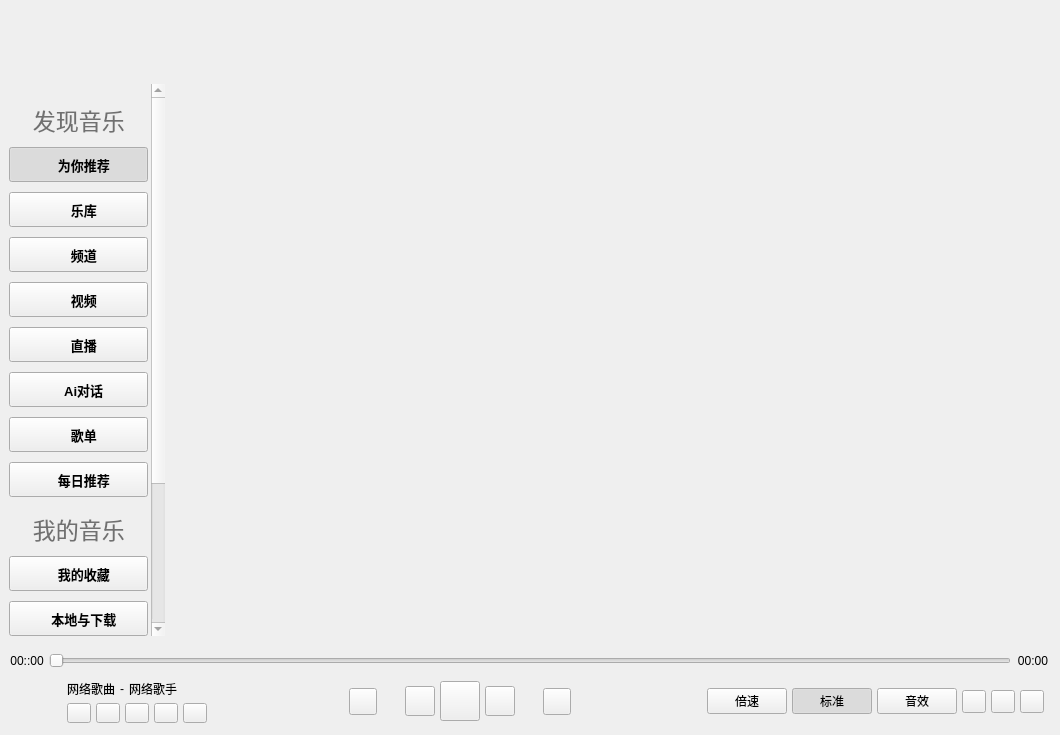
First picture: the form in KuGouClient/KuGouClient.ui, repository a-mo-xi-wei/Qt-KuGouAppClient, before the edit.
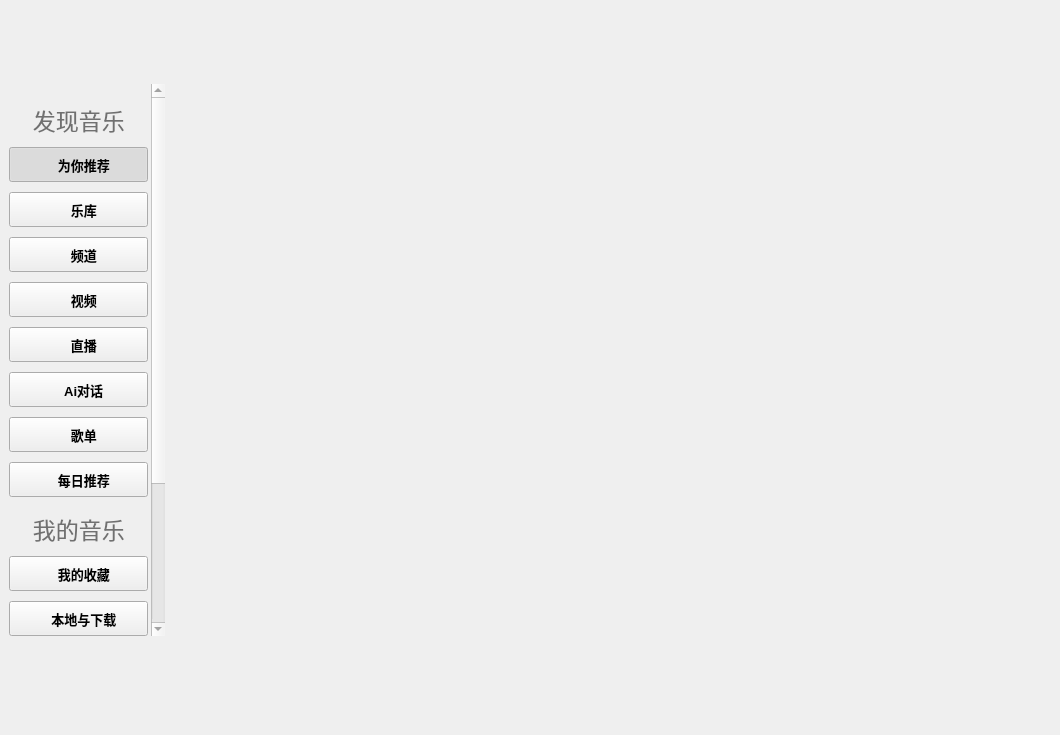
Second picture: the form after the edit. Custom widgets are drawn as their Qt base class.

```diff
--- a/KuGouClient/KuGouClient.ui
+++ b/KuGouClient/KuGouClient.ui
@@ -1019,625 +1019,6 @@
      <property name="mouseTracking">
       <bool>false</bool>
      </property>
-     <layout class="QVBoxLayout" name="verticalLayout_6">
-      <property name="leftMargin">
-       <number>7</number>
-      </property>
-      <property name="topMargin">
-       <number>7</number>
-      </property>
-      <property name="rightMargin">
-       <number>7</number>
-      </property>
-      <property name="bottomMargin">
-       <number>5</number>
-      </property>
-      <item>
-       <layout class="QHBoxLayout" name="processLayout">
-        <property name="spacing">
-         <number>2</number>
-        </property>
-        <item>
-         <widget class="QLabel" name="position_label">
-          <property name="minimumSize">
-           <size>
-            <width>40</width>
-            <height>0</height>
-           </size>
-          </property>
-          <property name="text">
-           <string>00::00</string>
-          </property>
-          <property name="alignment">
-           <set>Qt::AlignCenter</set>
-          </property>
-         </widget>
-        </item>
-        <item>
-         <widget class="ElaSlider" name="progressSlider">
-          <property name="sizePolicy">
-           <sizepolicy hsizetype="Expanding" vsizetype="Fixed">
-            <horstretch>0</horstretch>
-            <verstretch>0</verstretch>
-           </sizepolicy>
-          </property>
-          <property name="minimumSize">
-           <size>
-            <width>0</width>
-            <height>17</height>
-           </size>
-          </property>
-          <property name="maximumSize">
-           <size>
-            <width>16777215</width>
-            <height>17</height>
-           </size>
-          </property>
-          <property name="cursor">
-           <cursorShape>PointingHandCursor</cursorShape>
-          </property>
-          <property name="focusPolicy">
-           <enum>Qt::StrongFocus</enum>
-          </property>
-          <property name="minimum">
-           <number>0</number>
-          </property>
-          <property name="maximum">
-           <number>100</number>
-          </property>
-          <property name="singleStep">
-           <number>1</number>
-          </property>
-          <property name="pageStep">
-           <number>0</number>
-          </property>
-          <property name="orientation">
-           <enum>Qt::Horizontal</enum>
-          </property>
-         </widget>
-        </item>
-        <item>
-         <widget class="QLabel" name="duration_label">
-          <property name="minimumSize">
-           <size>
-            <width>40</width>
-            <height>0</height>
-           </size>
-          </property>
-          <property name="text">
-           <string>00:00</string>
-          </property>
-          <property name="alignment">
-           <set>Qt::AlignCenter</set>
-          </property>
-         </widget>
-        </item>
-       </layout>
-      </item>
-      <item>
-       <layout class="QHBoxLayout" name="play_hlayout">
-        <property name="spacing">
-         <number>5</number>
-        </property>
-        <property name="leftMargin">
-         <number>2</number>
-        </property>
-        <property name="rightMargin">
-         <number>9</number>
-        </property>
-        <property name="bottomMargin">
-         <number>2</number>
-        </property>
-        <item>
-         <widget class="QLabel" name="cover_label">
-          <property name="sizePolicy">
-           <sizepolicy hsizetype="Fixed" vsizetype="Fixed">
-            <horstretch>0</horstretch>
-            <verstretch>0</verstretch>
-           </sizepolicy>
-          </property>
-          <property name="minimumSize">
-           <size>
-            <width>48</width>
-            <height>48</height>
-           </size>
-          </property>
-          <property name="maximumSize">
-           <size>
-            <width>48</width>
-            <height>48</height>
-           </size>
-          </property>
-          <property name="toolTip">
-           <string>查看歌词写真</string>
-          </property>
-          <property name="text">
-           <string/>
-          </property>
-          <property name="scaledContents">
-           <bool>true</bool>
-          </property>
-          <property name="alignment">
-           <set>Qt::AlignCenter</set>
-          </property>
-         </widget>
-        </item>
-        <item>
-         <widget class="QWidget" name="song_info_widget" native="true">
-          <property name="sizePolicy">
-           <sizepolicy hsizetype="Fixed" vsizetype="Preferred">
-            <horstretch>0</horstretch>
-            <verstretch>0</verstretch>
-           </sizepolicy>
-          </property>
-          <property name="minimumSize">
-           <size>
-            <width>150</width>
-            <height>0</height>
-           </size>
-          </property>
-          <property name="maximumSize">
-           <size>
-            <width>150</width>
-            <height>16777215</height>
-           </size>
-          </property>
-          <layout class="QVBoxLayout" name="verticalLayout_4">
-           <property name="spacing">
-            <number>5</number>
-           </property>
-           <property name="leftMargin">
-            <number>5</number>
-           </property>
-           <property name="topMargin">
-            <number>5</number>
-           </property>
-           <property name="rightMargin">
-            <number>5</number>
-           </property>
-           <property name="bottomMargin">
-            <number>5</number>
-           </property>
-           <item>
-            <layout class="QHBoxLayout" name="singer_song_HLayout" stretch="0,0,0,0">
-             <property name="spacing">
-              <number>2</number>
-             </property>
-             <property name="rightMargin">
-              <number>0</number>
-             </property>
-             <item>
-              <widget class="QLabel" name="song_name_text">
-               <property name="sizePolicy">
-                <sizepolicy hsizetype="Preferred" vsizetype="Preferred">
-                 <horstretch>0</horstretch>
-                 <verstretch>0</verstretch>
-                </sizepolicy>
-               </property>
-               <property name="maximumSize">
-                <size>
-                 <width>100</width>
-                 <height>16777215</height>
-                </size>
-               </property>
-               <property name="text">
-                <string>网络歌曲</string>
-               </property>
-               <property name="scaledContents">
-                <bool>false</bool>
-               </property>
-               <property name="alignment">
-                <set>Qt::AlignCenter</set>
-               </property>
-              </widget>
-             </item>
-             <item>
-              <widget class="QLabel" name="label">
-               <property name="sizePolicy">
-                <sizepolicy hsizetype="Fixed" vsizetype="Preferred">
-                 <horstretch>0</horstretch>
-                 <verstretch>0</verstretch>
-                </sizepolicy>
-               </property>
-               <property name="minimumSize">
-                <size>
-                 <width>10</width>
-                 <height>0</height>
-                </size>
-               </property>
-               <property name="text">
-                <string>-</string>
-               </property>
-               <property name="scaledContents">
-                <bool>true</bool>
-               </property>
-               <property name="alignment">
-                <set>Qt::AlignCenter</set>
-               </property>
-              </widget>
-             </item>
-             <item>
-              <widget class="QLabel" name="singer_text">
-               <property name="sizePolicy">
-                <sizepolicy hsizetype="Preferred" vsizetype="Preferred">
-                 <horstretch>0</horstretch>
-                 <verstretch>0</verstretch>
-                </sizepolicy>
-               </property>
-               <property name="maximumSize">
-                <size>
-                 <width>130</width>
-                 <height>16777215</height>
-                </size>
-               </property>
-               <property name="text">
-                <string>网络歌手</string>
-               </property>
-               <property name="scaledContents">
-                <bool>false</bool>
-               </property>
-               <property name="alignment">
-                <set>Qt::AlignCenter</set>
-               </property>
-              </widget>
-             </item>
-             <item>
-              <spacer name="horizontalSpacer">
-               <property name="orientation">
-                <enum>Qt::Horizontal</enum>
-               </property>
-               <property name="sizeHint" stdset="0">
-                <size>
-                 <width>0</width>
-                 <height>0</height>
-                </size>
-               </property>
-              </spacer>
-             </item>
-            </layout>
-           </item>
-           <item>
-            <layout class="QHBoxLayout" name="song_option_HLayout">
-             <property name="rightMargin">
-              <number>0</number>
-             </property>
-             <item>
-              <widget class="QToolButton" name="love_toolButton">
-               <property name="toolTip">
-                <string/>
-               </property>
-               <property name="text">
-                <string/>
-               </property>
-               <property name="autoExclusive">
-                <bool>true</bool>
-               </property>
-              </widget>
-             </item>
-             <item>
-              <widget class="QToolButton" name="download_toolButton">
-               <property name="toolTip">
-                <string/>
-               </property>
-               <property name="text">
-                <string/>
-               </property>
-              </widget>
-             </item>
-             <item>
-              <widget class="QToolButton" name="comment_toolButton">
-               <property name="toolTip">
-                <string/>
-               </property>
-               <property name="text">
-                <string/>
-               </property>
-              </widget>
-             </item>
-             <item>
-              <widget class="QToolButton" name="share_toolButton">
-               <property name="toolTip">
-                <string/>
-               </property>
-               <property name="text">
-                <string/>
-               </property>
-              </widget>
-             </item>
-             <item>
-              <widget class="QToolButton" name="more_toolButton">
-               <property name="toolTip">
-                <string/>
-               </property>
-               <property name="text">
-                <string/>
-               </property>
-              </widget>
-             </item>
-            </layout>
-           </item>
-          </layout>
-         </widget>
-        </item>
-        <item>
-         <spacer name="horizontalSpacer_7">
-          <property name="orientation">
-           <enum>Qt::Horizontal</enum>
-          </property>
-          <property name="sizeHint" stdset="0">
-           <size>
-            <width>40</width>
-            <height>20</height>
-           </size>
-          </property>
-         </spacer>
-        </item>
-        <item>
-         <widget class="QToolButton" name="circle_toolButton">
-          <property name="toolTip">
-           <string>循环播放</string>
-          </property>
-          <property name="text">
-           <string/>
-          </property>
-          <property name="iconSize">
-           <size>
-            <width>20</width>
-            <height>20</height>
-           </size>
-          </property>
-          <property name="checkable">
-           <bool>false</bool>
-          </property>
-         </widget>
-        </item>
-        <item>
-         <spacer name="horizontalSpacer_3">
-          <property name="orientation">
-           <enum>Qt::Horizontal</enum>
-          </property>
-          <property name="sizeType">
-           <enum>QSizePolicy::Fixed</enum>
-          </property>
-          <property name="sizeHint" stdset="0">
-           <size>
-            <width>23</width>
-            <height>20</height>
-           </size>
-          </property>
-         </spacer>
-        </item>
-        <item>
-         <widget class="QToolButton" name="pre_toolButton">
-          <property name="minimumSize">
-           <size>
-            <width>30</width>
-            <height>30</height>
-           </size>
-          </property>
-          <property name="cursor">
-           <cursorShape>PointingHandCursor</cursorShape>
-          </property>
-          <property name="toolTip">
-           <string/>
-          </property>
-          <property name="text">
-           <string/>
-          </property>
-         </widget>
-        </item>
-        <item>
-         <widget class="QToolButton" name="play_or_pause_toolButton">
-          <property name="minimumSize">
-           <size>
-            <width>40</width>
-            <height>40</height>
-           </size>
-          </property>
-          <property name="cursor">
-           <cursorShape>PointingHandCursor</cursorShape>
-          </property>
-          <property name="toolTip">
-           <string/>
-          </property>
-          <property name="text">
-           <string/>
-          </property>
-          <property name="iconSize">
-           <size>
-            <width>25</width>
-            <height>25</height>
-           </size>
-          </property>
-         </widget>
-        </item>
-        <item>
-         <widget class="QToolButton" name="next_toolButton">
-          <property name="minimumSize">
-           <size>
-            <width>30</width>
-            <height>30</height>
-           </size>
-          </property>
-          <property name="cursor">
-           <cursorShape>PointingHandCursor</cursorShape>
-          </property>
-          <property name="toolTip">
-           <string/>
-          </property>
-          <property name="text">
-           <string/>
-          </property>
-         </widget>
-        </item>
-        <item>
-         <spacer name="horizontalSpacer_2">
-          <property name="orientation">
-           <enum>Qt::Horizontal</enum>
-          </property>
-          <property name="sizeType">
-           <enum>QSizePolicy::Fixed</enum>
-          </property>
-          <property name="sizeHint" stdset="0">
-           <size>
-            <width>23</width>
-            <height>20</height>
-           </size>
-          </property>
-         </spacer>
-        </item>
-        <item>
-         <widget class="VolumeToolBtn" name="volume_toolButton">
-          <property name="toolTip">
-           <string/>
-          </property>
-          <property name="text">
-           <string/>
-          </property>
-          <property name="iconSize">
-           <size>
-            <width>20</width>
-            <height>20</height>
-           </size>
-          </property>
-          <property name="checkable">
-           <bool>false</bool>
-          </property>
-         </widget>
-        </item>
-        <item>
-         <spacer name="horizontalSpacer_8">
-          <property name="orientation">
-           <enum>Qt::Horizontal</enum>
-          </property>
-          <property name="sizeHint" stdset="0">
-           <size>
-            <width>40</width>
-            <height>20</height>
-           </size>
-          </property>
-         </spacer>
-        </item>
-        <item>
-         <widget class="QPushButton" name="speed_pushButton">
-          <property name="sizePolicy">
-           <sizepolicy hsizetype="Preferred" vsizetype="Fixed">
-            <horstretch>0</horstretch>
-            <verstretch>0</verstretch>
-           </sizepolicy>
-          </property>
-          <property name="minimumSize">
-           <size>
-            <width>55</width>
-            <height>25</height>
-           </size>
-          </property>
-          <property name="cursor">
-           <cursorShape>PointingHandCursor</cursorShape>
-          </property>
-          <property name="toolTip">
-           <string/>
-          </property>
-          <property name="text">
-           <string>倍速</string>
-          </property>
-          <property name="checkable">
-           <bool>false</bool>
-          </property>
-         </widget>
-        </item>
-        <item>
-         <widget class="QPushButton" name="stander_pushButton">
-          <property name="sizePolicy">
-           <sizepolicy hsizetype="Preferred" vsizetype="Fixed">
-            <horstretch>0</horstretch>
-            <verstretch>0</verstretch>
-           </sizepolicy>
-          </property>
-          <property name="minimumSize">
-           <size>
-            <width>50</width>
-            <height>25</height>
-           </size>
-          </property>
-          <property name="cursor">
-           <cursorShape>PointingHandCursor</cursorShape>
-          </property>
-          <property name="toolTip">
-           <string/>
-          </property>
-          <property name="text">
-           <string>标准</string>
-          </property>
-          <property name="checkable">
-           <bool>true</bool>
-          </property>
-          <property name="checked">
-           <bool>true</bool>
-          </property>
-         </widget>
-        </item>
-        <item>
-         <widget class="QPushButton" name="acoustics_pushButton">
-          <property name="sizePolicy">
-           <sizepolicy hsizetype="Preferred" vsizetype="Fixed">
-            <horstretch>0</horstretch>
-            <verstretch>0</verstretch>
-           </sizepolicy>
-          </property>
-          <property name="minimumSize">
-           <size>
-            <width>50</width>
-            <height>25</height>
-           </size>
-          </property>
-          <property name="cursor">
-           <cursorShape>PointingHandCursor</cursorShape>
-          </property>
-          <property name="toolTip">
-           <string/>
-          </property>
-          <property name="text">
-           <string>音效</string>
-          </property>
-          <property name="checkable">
-           <bool>true</bool>
-          </property>
-         </widget>
-        </item>
-        <item>
-         <widget class="QToolButton" name="erji_toolButton">
-          <property name="toolTip">
-           <string/>
-          </property>
-          <property name="text">
-           <string/>
-          </property>
-         </widget>
-        </item>
-        <item>
-         <widget class="QToolButton" name="lyrics_toolButton">
-          <property name="toolTip">
-           <string/>
-          </property>
-          <property name="text">
-           <string/>
-          </property>
-         </widget>
-        </item>
-        <item>
-         <widget class="QToolButton" name="song_queue_toolButton">
-          <property name="toolTip">
-           <string/>
-          </property>
-          <property name="text">
-           <string/>
-          </property>
-         </widget>
-        </item>
-       </layout>
-      </item>
-     </layout>
     </widget>
    </item>
   </layout>
@@ -1649,11 +1030,6 @@
    <header>TitleWidget.h</header>
    <container>1</container>
   </customwidget>
-  <customwidget>
-   <class>VolumeToolBtn</class>
-   <extends>QToolButton</extends>
-   <header>VolumeToolBtn.h</header>
-  </customwidget>
   <customwidget>
    <class>PlayWidget</class>
    <extends>QWidget</extends>
@@ -1672,11 +1048,6 @@
    <header>slidingstackedwidget.h</header>
    <container>1</container>
   </customwidget>
-  <customwidget>
-   <class>ElaSlider</class>
-   <extends>QSlider</extends>
-   <header>ElaSlider.h</header>
-  </customwidget>
  </customwidgets>
  <resources/>
  <connections/>
```
